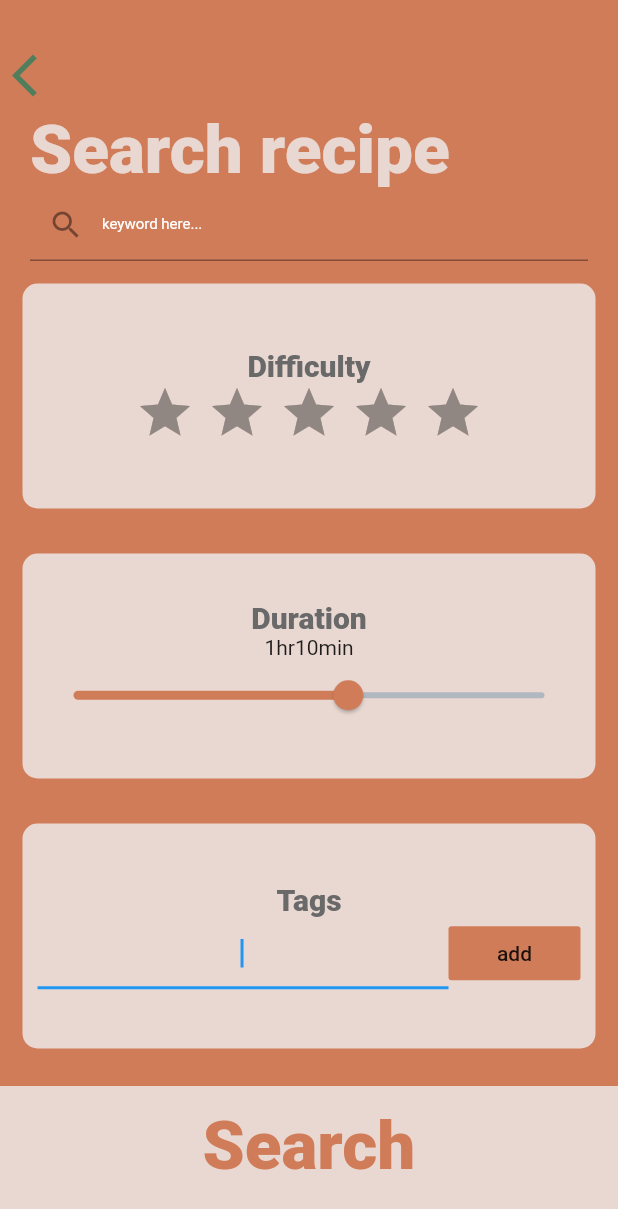
After one commit to ComputeJason/Yumz, a Flutter app: the SearchScreen screen opened by its route, on a phone screen of 412 x 824 dp. The commit adds this screen. Shown: the top 1209 px of the screen. Run offline on Flutter 3.47's test engine with Material 2 defaults, Android fonts, the light colour scheme and no system bars; drawn by our look-alikes of flutter_rating_bar; our stand-ins replace cloud_firestore, firebase_auth, firebase_storage, flutter_sticky_header, flutter_swiper, flutter_tags and 7 more; missing offline and left inert: maps_curved_line, maps_toolkit; accounts and stored records are empty; network calls fail.

Commit message:
changes made to link add recipe to profile

```diff
--- /dev/null
+++ b/lib/bottom_button.dart
@@ -0,0 +1,29 @@
+import 'package:flutter/material.dart';
+import 'constants.dart';
+class BottomButton extends StatelessWidget {
+
+  BottomButton({this.text, this.onTap});
+
+  final String text;
+  final Function onTap;
+
+  @override
+  Widget build(BuildContext context) {
+    return GestureDetector(
+      onTap: onTap,
+      child: Container(
+        child: Center(
+          child: Text(
+            text,
+            style: kPageHeading,
+          ),
+        ),
+        color: kBackgroundColor,
+        padding: EdgeInsets.only(bottom: 20.0),
+        margin: EdgeInsets.only(top: 10.0),
+        width: double.infinity,
+        height: 100.0,
+      ),
+    );
+  }
+}
--- a/lib/constants.dart
+++ b/lib/constants.dart
@@ -17,8 +17,16 @@ const TextStyle kAddHeading = TextStyle(
   fontSize: 20,
 );
 
+const TextStyle kSubHeading =  TextStyle(
+  color: Colors.grey,
+  fontSize: 10.0,
+);
+
 const TextStyle kPageHeading = TextStyle(
 fontWeight: FontWeight.w900, color: kHeading, fontSize: 45.0,);
+
+const TextStyle kPageHeadingInverse = TextStyle(
+  fontWeight: FontWeight.w900, color: kBackgroundColor, fontSize: 45.0,);
 
 const BoxDecoration kRoundedCard = BoxDecoration(
   color: Colors.white,
--- /dev/null
+++ b/lib/filter_card.dart
@@ -0,0 +1,24 @@
+import 'package:flutter/material.dart';
+
+class FilterCard extends StatelessWidget {
+  FilterCard({this.colour, this.cardChild, this.onPress});
+  final Color colour;
+  final Widget cardChild;
+  final Function onPress;
+
+  @override
+  Widget build(BuildContext context) {
+    return GestureDetector(
+      onTap: onPress,
+      child: Container(
+        child: cardChild,
+        padding: EdgeInsets.all(10.0),
+        margin: EdgeInsets.all(15.0),
+        decoration: BoxDecoration(
+          borderRadius: BorderRadius.circular(10.0),
+          color: colour,
+        ),
+      ),
+    );
+  }
+}
--- a/lib/main.dart
+++ b/lib/main.dart
@@ -4,6 +4,8 @@ import 'screens/profile.dart';
 import 'screens/login.dart';
 import 'screens/home.dart';
 import 'screens/edit_profile.dart';
+import 'search_screen.dart';
+import 'dart:core';
 
 
 
@@ -30,6 +32,7 @@ class MyApp extends StatelessWidget {
         Profile.route: (context) => Profile(),
         EditProfile.route: (context) => EditProfile(),
         AddRecipe.route: (context) => AddRecipe(),
+        SearchScreen.route: (context) => SearchScreen(),
 
       },
     );
--- /dev/null
+++ b/lib/search_screen.dart
@@ -0,0 +1,300 @@
+import 'package:flutter/material.dart';
+import 'package:flutter/cupertino.dart';
+import 'package:flutter_tags/flutter_tags.dart';
+import 'package:yumzapp/constants.dart';
+import 'filter_card.dart';
+import 'package:flutter/widgets.dart';
+import 'dart:core';
+import 'widgets.dart';
+import 'bottom_button.dart';
+import 'dart:math';
+import 'package:firebase_auth/firebase_auth.dart';
+import 'package:yumzapp/screens/profile.dart';
+import 'package:cloud_firestore/cloud_firestore.dart';
+import 'package:flutter_rating_bar/flutter_rating_bar.dart';
+import 'package:yumzapp/recipe.dart';
+import 'package:image_picker/image_picker.dart';
+import 'dart:io';
+import 'package:firebase_storage/firebase_storage.dart';
+import 'package:modal_progress_hud/modal_progress_hud.dart';
+
+class SearchScreen extends StatefulWidget {
+  static const String route = 'search';
+
+  @override
+  _SearchScreenState createState() => _SearchScreenState();
+}
+
+class _SearchScreenState extends State<SearchScreen> {
+
+  //to store values to filters
+  String keywords;
+  int difficulty;
+  int duration = 70;
+
+  //lists to store information
+  List<IngredientTag> ingredientTagsList = [];
+  List<String> ingredientTagsNameList = [];
+  List<IngredientMeasurement> ingredientMeasurementList = [];
+  List<String> ingredientMeasurementNameList = [];
+
+
+  //text editing controllers for text fields
+  TextEditingController _descriptionController = TextEditingController();
+  TextEditingController _hourController = TextEditingController();
+  TextEditingController _minuteController = TextEditingController();
+  TextEditingController _tagController = TextEditingController();
+  TextEditingController _ingredientMeasurementController = TextEditingController();
+  TextEditingController _stepsController = TextEditingController();
+
+  //store information for recipe
+  String newTag;
+
+
+  //getting the hour and min from duration that is stored as total minutes
+  int getHour(int duration) {
+    return duration ~/ 60;
+  }
+
+  int getMin(int duration) {
+    return duration % 60;
+  }
+
+  void deleteTag(String input) {
+    ingredientTagsList.removeWhere((IngredientTag tag) {
+      return input == tag.name;
+    });
+  }
+
+  @override
+  Widget build(BuildContext context) {
+    return Scaffold(
+      backgroundColor: kHeading,
+      body: Padding(
+        padding: EdgeInsets.only(top: 25.0),
+        child: Column(
+          crossAxisAlignment: CrossAxisAlignment.stretch,
+          children: <Widget>[
+        Row(
+          mainAxisAlignment: MainAxisAlignment.start,
+          children: <Widget>[
+            Container(
+              child: IconButton(
+                icon: Icon(
+                  Icons.arrow_back_ios,
+                  color: kIconOrButtonColor,
+                  size: 34,
+                ),
+                onPressed: () {
+                  Navigator.pop(context);
+                },
+              ),
+            ),
+          ],
+        ),
+        Padding(
+          padding: EdgeInsets.only(left: 20.0, right:  20.0,),
+          child: Text(
+            'Search recipe',
+            style: kPageHeadingInverse,
+          ),
+        ),
+        Padding(
+          padding: EdgeInsets.only(left: 20.0, right:  20.0,),
+          child: TextField(
+            decoration: InputDecoration(
+              hintText: 'keyword here...',
+              hintStyle: TextStyle(
+                color: Colors.white,
+                fontSize: 10.0,
+              ),
+              hoverColor: kHeading,
+              prefixIcon: Icon(Icons.search),
+            ),
+          ),
+        ),
+        Expanded(
+          child: FilterCard(
+            colour: kBackgroundColor,
+            cardChild: Column(
+              mainAxisAlignment: MainAxisAlignment.center,
+              children: <Widget>[
+                Text(
+                  'Difficulty',
+                  style: kAddHeading,
+                ),
+                RatingBar(
+                  initialRating: 0,
+                  minRating: 1,
+                  direction: Axis.horizontal,
+                  allowHalfRating: false,
+                  itemCount: 5,
+                  itemPadding: EdgeInsets.symmetric(horizontal: 4.0),
+                  itemBuilder: (context, _) => Icon(
+                    Icons.star,
+                    color: Colors.amber,
+                  ),
+                  onRatingUpdate: (rating) {
+                    difficulty = rating.toInt();
+                  },
+                ),
+              ],
+            ),
+          ),
+        ),
+        Expanded(
+          child: FilterCard(
+            colour: kBackgroundColor,
+            cardChild: Column(
+              mainAxisAlignment: MainAxisAlignment.center,
+              children: <Widget>[
+                Text(
+                  'Duration',
+                  style: kAddHeading,
+                ),
+                Row(
+                  crossAxisAlignment: CrossAxisAlignment.baseline,
+                  mainAxisAlignment: MainAxisAlignment.center,
+                  textBaseline: TextBaseline.alphabetic,
+                  children: <Widget>[
+                    Text(
+                      getHour(duration).toString(),
+                    ),
+                    Text(
+                      'hr',
+                    ),
+                    Text(
+                      getMin(duration).toString(),
+                    ),
+                    Text(
+                      'min',
+                    ),
+                  ],
+                ),
+                Slider(
+                  value: duration.toDouble(),
+                  onChanged: (double newValue) {
+                    setState(() {
+                      duration = newValue.round();
+                    });
+                  },
+                  min: 0.0,
+                  max: 120.0,
+                  activeColor: kHeading,
+                  inactiveColor: kAppBarColor,
+                )
+              ],
+            ),
+          ),
+        ),
+        Expanded(
+          child: FilterCard(
+            colour: kBackgroundColor,
+            cardChild: Column(
+              mainAxisAlignment: MainAxisAlignment.center,
+              children: <Widget>[
+                Text(
+                  'Tags',
+                  style: kAddHeading,
+                ),
+                Wrap(
+                  direction: Axis.horizontal,
+                  children: ingredientTagsList,
+                ),
+                Row(
+                  children: <Widget>[
+                    Expanded(
+                      child: TextField(
+                        controller: _tagController,
+                        autofocus: true,
+                        textAlign: TextAlign.center,
+                        onChanged: (newInput){
+                          newTag = newInput;
+                        },
+                      ),
+                    ),
+                    FlatButton(onPressed: (){
+                      setState(() {
+                        if(_tagController.text.isNotEmpty) {
+                          ingredientTagsNameList.add(newTag);
+                          ingredientTagsList.add(IngredientTag(newTag));
+                          _tagController.clear();
+                        }
+                      });
+                    }, child: Text('add'), color: kHeading)
+                  ],),
+              ],
+            ),
+          ),
+        ),
+        BottomButton(
+          text: 'Search',
+          onTap:() {
+            /* CalculatorBrain calc = CalculatorBrain(height: height, weight: weight);
+                    Navigator.push(
+                        context,
+                        MaterialPageRoute(
+                            builder: (context) => ResultsPage(
+                              bmiResults: calc.calculateBMI(),
+                              resultText: calc.getResult(),
+                              interpretation: calc.getInterpretation(),
+                            ))); */
+          },
+        ),
+          ],
+        ),
+      ),
+    );
+  }
+}
+
+class TagsList extends StatefulWidget {
+  @override
+  State createState() => TagsState();
+}
+
+class TagsListState extends State<TagsList> {
+  final List<String> _tags = <String>[];
+
+  Iterable<Widget> get tagsWidgets sync* {
+    for (final String tag in _tags) {
+      yield Padding(
+        padding: const EdgeInsets.all(4.0),
+        child: Chip(
+          backgroundColor: kHeading,
+          deleteIcon: Icon(CupertinoIcons.clear_thick_circled),
+          label: Text(tag),
+          onDeleted: () {
+            setState(() {
+              _tags.remove(tag);
+            });
+          },
+        ),
+      );
+    }
+  }
+
+  @override
+  Widget build(BuildContext context) {
+    return Wrap(
+      children: tagsWidgets.toList(),
+    );
+  }
+}
+
+class IngredientTag extends StatelessWidget {
+  IngredientTag(this.name);
+  final String name;
+
+  @override
+  Widget build(BuildContext context) {
+    return Chip(
+      backgroundColor: kHeading,
+      label: Text(name),
+      deleteIcon: Icon(CupertinoIcons.clear_thick_circled),
+      onDeleted: (){
+        //_SearchScreenState.deleteTag(name);
+      },
+    );
+  }
+}
```
Also changed, not shown: lib/screens/add_recipe.dart (+25 -3 lines), lib/screens/home.dart (+21 -14 lines), lib/screens/profile.dart (+132 -46 lines), lib/widgets.dart (added, +47 -0 lines), images/yumz_logo.png (added), 1 other file.
